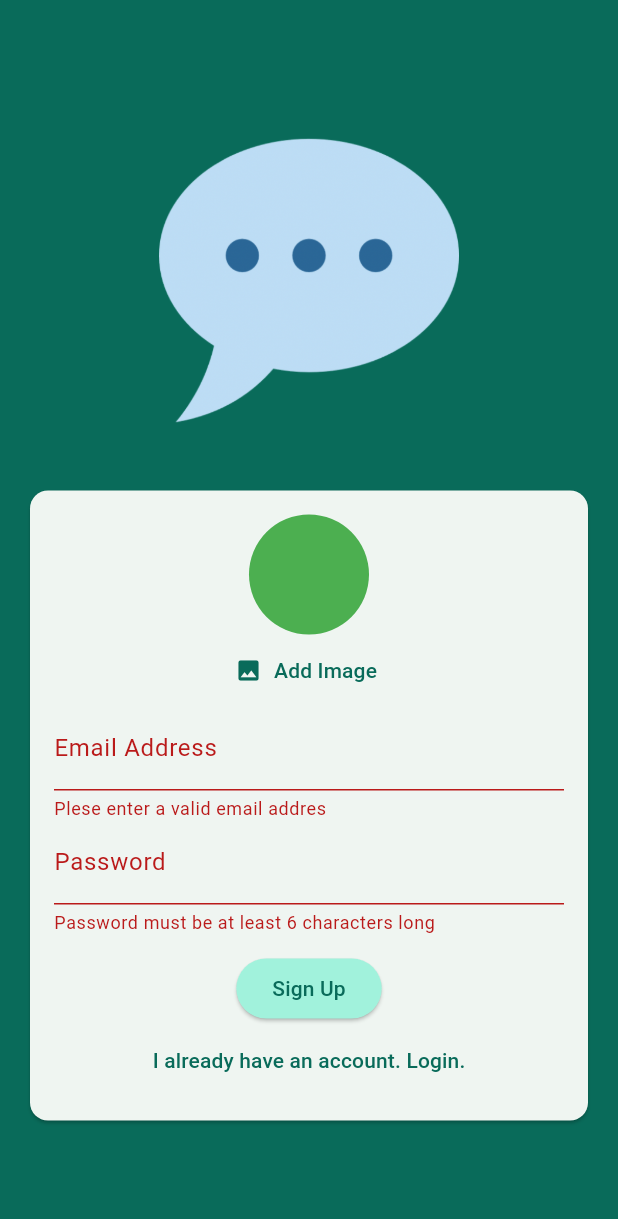
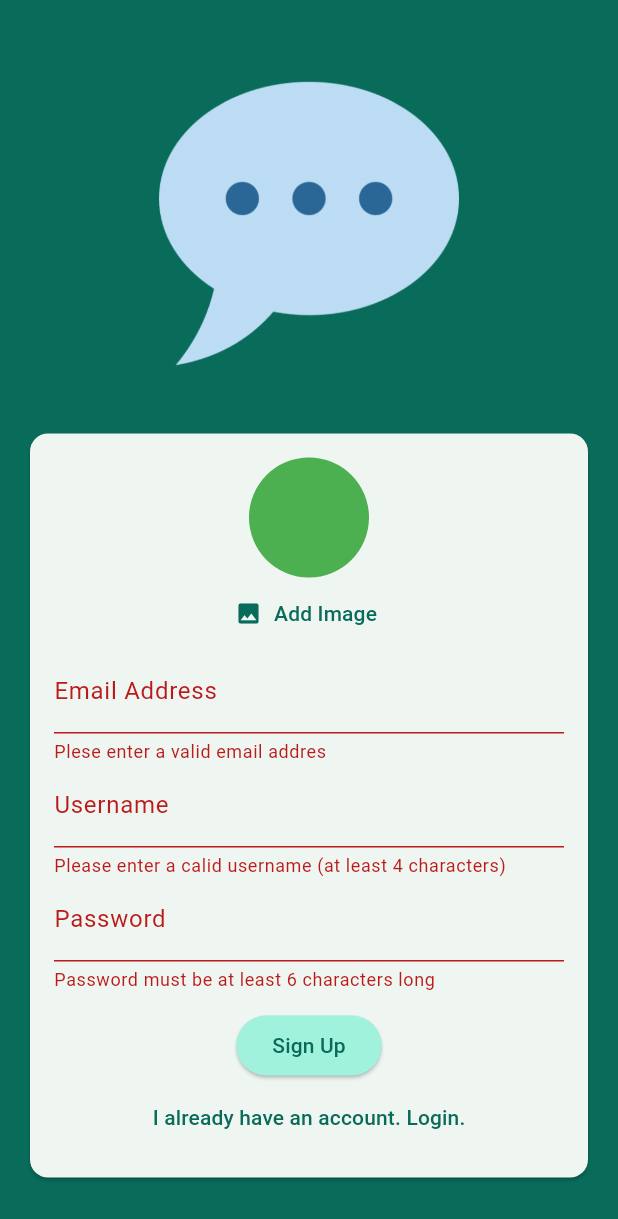
Before and after one commit to Bartosz-J-Przybyl/chat_app_v01, a Flutter app: the screen it shows after launch, after a tap on "Login", after a tap on "Create a account", after a tap on "Sign Up", on a phone screen of 412 x 824 dp. Shown: the top 1219 px of the screen. Run offline on Flutter 3.47's test engine with Material 3 defaults, Android fonts, the light colour scheme and no system bars; our stand-ins replace cloud_firestore, firebase_auth, firebase_core, firebase_storage, image_picker; accounts and stored records are empty.

Commit message:
storing username

```diff
--- a/lib/screens/auth.dart
+++ b/lib/screens/auth.dart
@@ -24,7 +24,7 @@ class _AuthScreenState extends State<AuthScreen> {
   var _enteredPassword = "";
   File? _selectedImage;
   var _isAuthenticating = false;
-
+  var _enteredUsername = "";
   void _submit() async {
     final isValid = _formKey.currentState!.validate();
 
@@ -57,7 +57,7 @@ class _AuthScreenState extends State<AuthScreen> {
             .collection("users")
             .doc(userCredentials.user!.uid)
             .set({
-          "sername": "to be done",
+          "sername": _enteredUsername,
           "email": _enteredEmail,
           "image_url": imageUrl,
         });
@@ -129,6 +129,23 @@ class _AuthScreenState extends State<AuthScreen> {
                               _enteredEmail = newValue!;
                             },
                           ),
+                          if (!_isLogin)
+                            TextFormField(
+                              decoration:
+                                  InputDecoration(labelText: "Username"),
+                              enableSuggestions: false,
+                              validator: (value) {
+                                if (value == null ||
+                                    value.isEmpty ||
+                                    value.trim().length < 4) {
+                                  return "Please enter a calid username (at least 4 characters)";
+                                }
+                                return null;
+                              },
+                              onSaved: (value) {
+                                _enteredUsername = value!;
+                              },
+                            ),
                           TextFormField(
                             decoration:
                                 const InputDecoration(labelText: "Password"),
```
